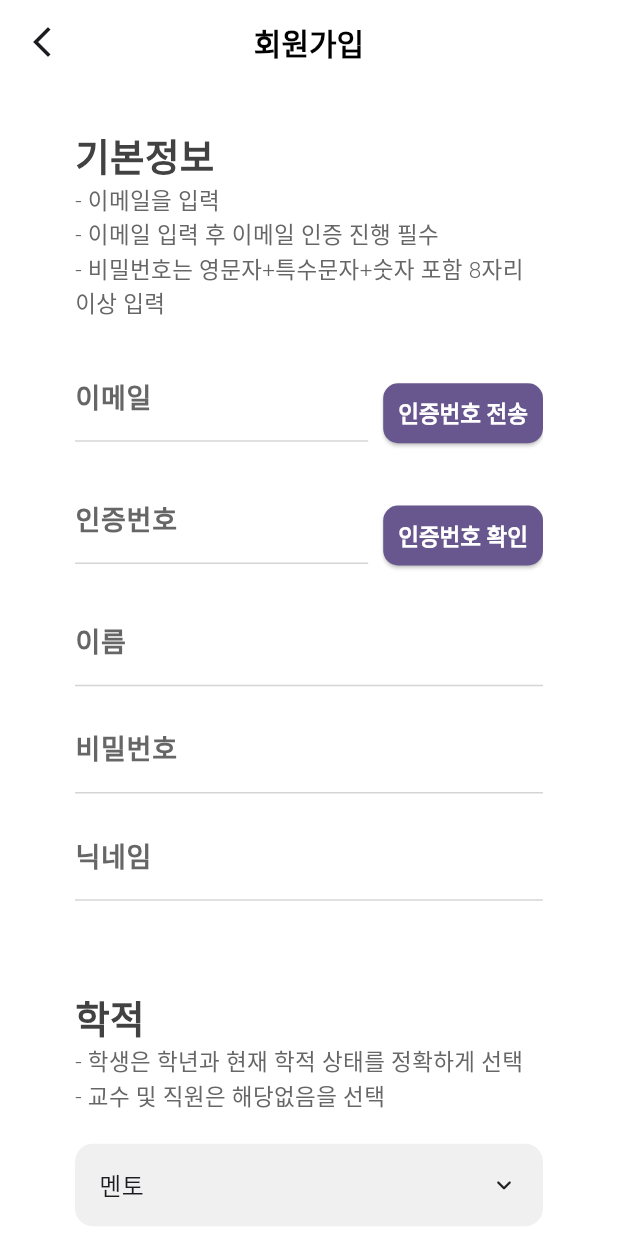
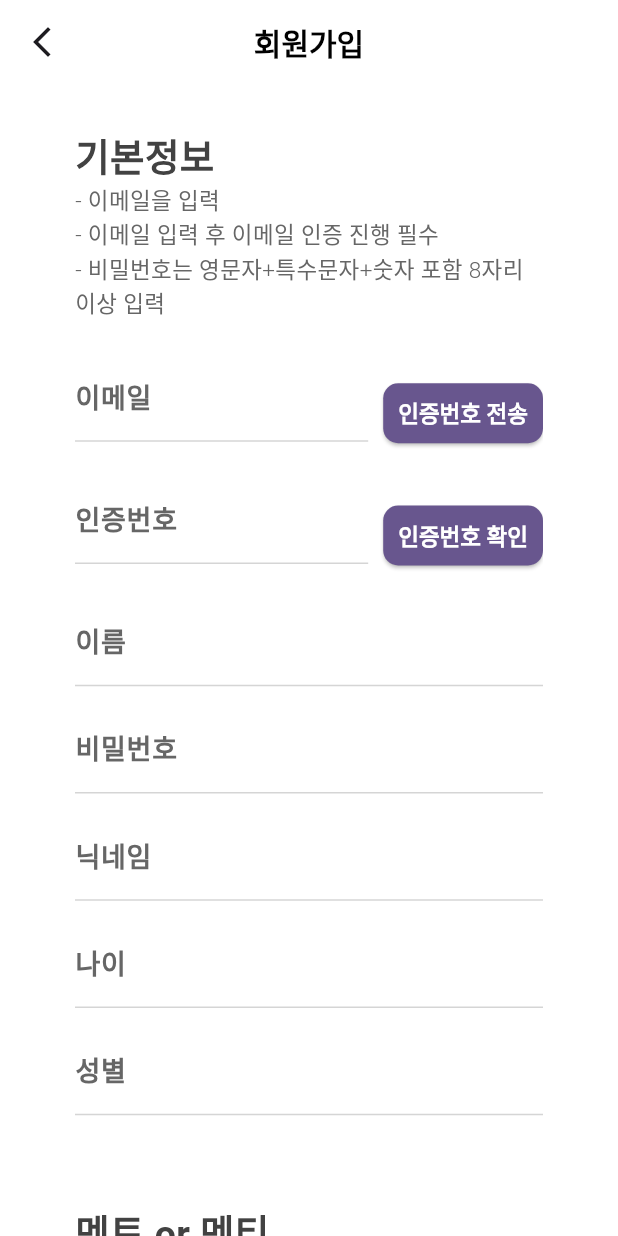
Before and after one commit to YonginUniv-AI-Service-LAB/YIU-AISL-DevTogether-App, a Flutter app: the screen it shows after launch, on a phone screen of 412 x 824 dp. Run offline on Flutter 3.47's test engine with Material 3 defaults, Android fonts, the phone set to English and light mode, and no system bars; drawn by our look-alikes of animated_custom_dropdown; Roboto replaces fonts that are missing (Pretendard); statements that could not run were skipped.

Commit message:
feat: 회원가입 화면(지역 데이터 반영 x)

```diff
--- a/lib/data/userInfo.dart
+++ b/lib/data/userInfo.dart
@@ -4,5 +4,8 @@ const Map<String, int> userRole = {'멘토': 1, '멘티': 2, '멘토/멘티': 3}
 // 학생 학년
 const List<String> userGradeList = ['해당없음', '1학년', '2학년', '3학년', '4학년'];
 
+// 성별
+const List<String> userGender = ['남자', '여자'];
+
 // 유저 학적 상태
-const Map<String, int> userStatus = {'해당없음': 0, '재학': 1, '졸업': 2, '휴학': 3};
+const Map<String, int> userStatus = {'초졸': 0, '중졸': 1, '고졸': 2, '대졸': 3, '직장인': 4};
--- a/lib/screens/register.dart
+++ b/lib/screens/register.dart
@@ -92,6 +92,18 @@ class _RegisterScreenState extends State<RegisterScreen> {
                           obscureText: true,
                           // controller: pwdController,
                         ),
+                        UserInfoTextFieldWidget(
+                          labelText: "나이",
+                          hintText: "나이 입력",
+                          obscureText: true,
+                          // controller: pwdController,
+                        ),
+                        UserInfoTextFieldWidget(
+                          labelText: "성별",
+                          hintText: "남자일 경우 '남자', 여자일 경우 '여자' 입력 (작은 따옴표 제외)",
+                          obscureText: true,
+                          // controller: pwdController,
+                        ),
                       ]),
                     ),
 
@@ -100,9 +112,9 @@ class _RegisterScreenState extends State<RegisterScreen> {
                       margin: const EdgeInsets.only(bottom: 50),
                       child: Column(children: [
                         DefaultSectionTitleWidget(
-                            title: '학적',
+                            title: '멘토 or 멘티',
                             subtitle:
-                            '- 학생은 학년과 현재 학적 상태를 정확하게 선택\n- 교수 및 직원은 해당없음을 선택',
+                            '- 멘토/멘티 선택\n- 멘토와 멘티를 다 선택하고 싶다면 멘토/멘티를 선택\n- 학력은 최종 학력을 기준으로 입력해주세요.',
                             titleColor: ColorStyles.textBlackColor,
                             subtitleColor: ColorStyles.textBodyColor),
                         DropDownListWidget(
@@ -115,14 +127,6 @@ class _RegisterScreenState extends State<RegisterScreen> {
                             }),
                         DropDownListWidget(
                             margin: const EdgeInsets.only(bottom: 15),
-                            items: userGradeList,
-                            hintText: '학년',
-                            initialItem: gradeValue,
-                            onChanged: (value) {
-                              gradeValue = value;
-                            }),
-                        DropDownListWidget(
-                            margin: const EdgeInsets.only(bottom: 15),
                             items: userStatus.keys.toList(),
                             hintText: '학적 상태',
                             initialItem: statusValue,
@@ -132,39 +136,31 @@ class _RegisterScreenState extends State<RegisterScreen> {
                       ]),
                     ),
 
-                    // 전공 입력 섹션
+                    // 수업 지역 선택
                     Container(
                       margin: const EdgeInsets.only(bottom: 50),
                       child: Column(children: [
                         DefaultSectionTitleWidget(
-                            title: '전공',
+                            title: '수업 지역',
                             subtitle:
-                            '- 단일전공 학생은 전공1만 선택, 전공2와 전공3은 해당없음을 선택\n- 복수전공, 부전공 학생은 전공2와 전공3을 선택\nex) 주전공+부전공 학생은 전공1에 주전공, 전공2에 부전공 선택',
+                            '- 수업 지역 선택\n- 첫번째 선택은 필수\n- 두번째, 세번째 지역 선택은 옵션입니다.',
                             titleColor: ColorStyles.textBlackColor,
                             subtitleColor: ColorStyles.textBodyColor),
                         DropDownListWidget(
                             margin: const EdgeInsets.only(bottom: 15),
-                            items: subjectList.keys.toList(),
-                            hintText: '전공1',
-                            initialItem: null,
+                            items: userRole.keys.toList(),
+                            hintText: '구분',
+                            initialItem: roleValue,
                             onChanged: (value) {
-                              subject1Value = value;
+                              roleValue = value;
                             }),
                         DropDownListWidget(
                             margin: const EdgeInsets.only(bottom: 15),
-                            items: subjectListIncludeNot.keys.toList(),
-                            hintText: '전공2',
-                            initialItem: subject2Value,
+                            items: userStatus.keys.toList(),
+                            hintText: '학적 상태',
+                            initialItem: statusValue,
                             onChanged: (value) {
-                              subject2Value = value;
-                            }),
-                        DropDownListWidget(
-                            margin: const EdgeInsets.only(bottom: 15),
-                            items: subjectListIncludeNot.keys.toList(),
-                            hintText: '전공3',
-                            initialItem: subject3Value,
-                            onChanged: (value) {
-                              subject3Value = value;
+                              statusValue = value;
                             }),
                       ]),
                     ),
```
